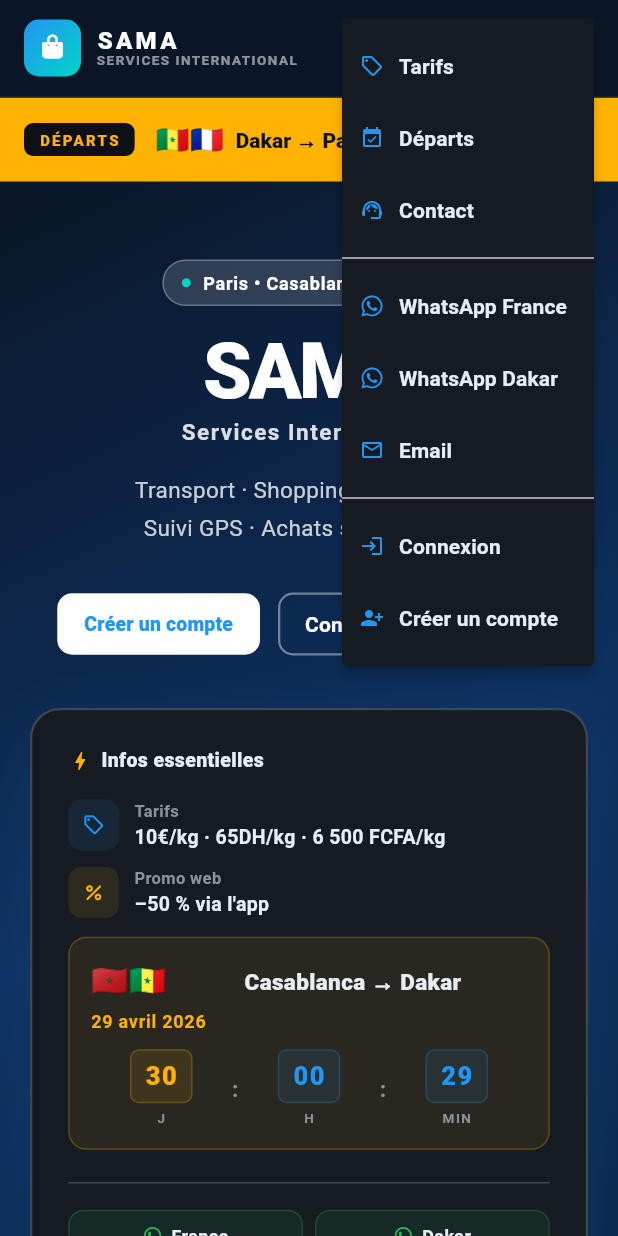
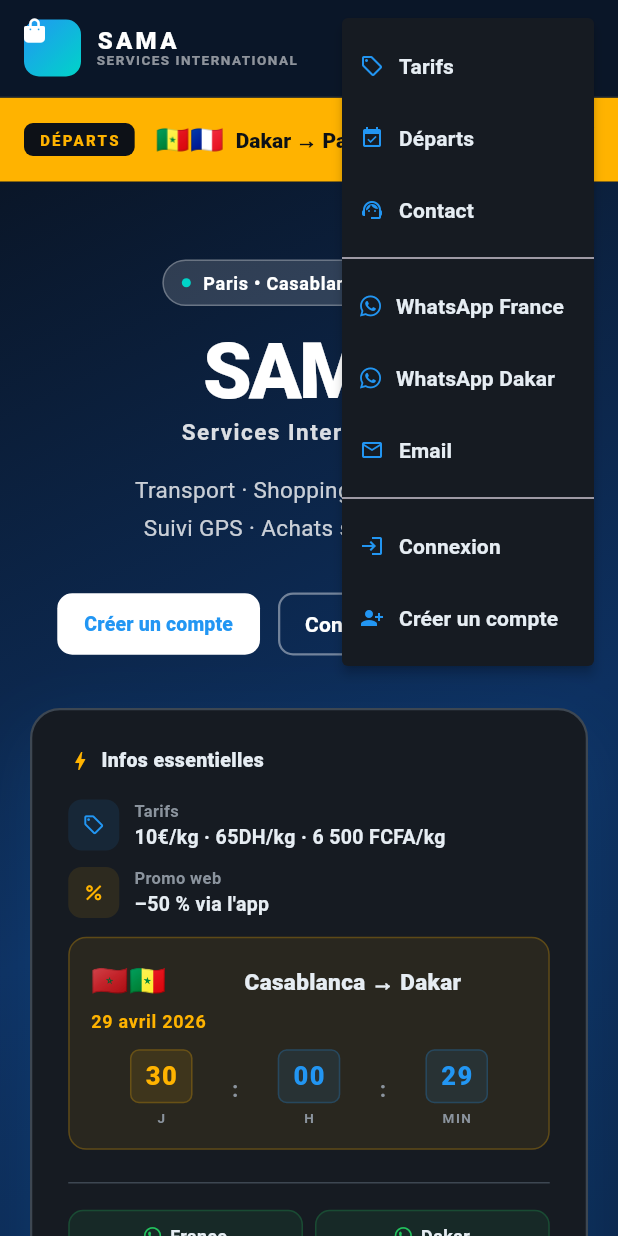
Before and after one commit to ndongofa/nhtl, a Flutter app: the LandingScreenSamaServicesInternational screen opened directly, after a tap on "Réserver →", after a tap on the "nightlight round" icon, after a tap on the "menu" icon, on a phone screen of 412 x 824 dp. Run offline on Flutter 3.47's test engine with Material 3 defaults, Android fonts, the phone set to English and light mode, and no system bars; our stand-ins replace cached_network_image, flutter_svg, fluttertoast, font_awesome_flutter, image_picker, intl_phone_field and 2 more; missing offline and left inert: dart:html; accounts and stored records are empty; network calls fail.

Commit message:
fix: update version...

```diff
--- a/frontend/lib/screens/landing_screen.dart
+++ b/frontend/lib/screens/landing_screen.dart
@@ -32,27 +32,32 @@
   static const String _waDakar = "221783042838";
   static const String _email = "tech@ngom-holding.com";
 
+  // ✅ iconWidget stocké directement — évite le conflit FaIconData/IconData
   static const List<Map<String, dynamic>> _services = [
     {
-      "icon": FontAwesomeIcons.truckFast,
+      "iconWidget":
+          FaIcon(FontAwesomeIcons.truckFast, color: _appBlue, size: 18),
       "title": "Transport GP",
       "desc": "Groupage, fret aérien & maritime",
       "color": _appBlue
     },
     {
-      "icon": FontAwesomeIcons.bagShopping,
+      "iconWidget":
+          FaIcon(FontAwesomeIcons.bagShopping, color: _amber, size: 18),
       "title": "Shopping",
       "desc": "Amazon, Temu, Shein, AliExpress",
       "color": _amber
     },
     {
-      "icon": FontAwesomeIcons.locationDot,
+      "iconWidget":
+          FaIcon(FontAwesomeIcons.locationDot, color: _teal, size: 18),
       "title": "Suivi GPS",
       "desc": "Tracking en temps réel 24/7",
       "color": _teal
     },
     {
-      "icon": FontAwesomeIcons.store,
+      "iconWidget":
+          FaIcon(FontAwesomeIcons.store, color: _blueBright, size: 18),
       "title": "Achats sur mesure",
       "desc": "Marchés & boutiques spécialisés",
       "color": _blueBright
@@ -162,20 +167,35 @@
             const SizedBox(height: 16),
             Divider(color: t.border),
             const SizedBox(height: 12),
-            _modalContact(t, FontAwesomeIcons.whatsapp, _green,
-                "WhatsApp France", "+33 76 891 30 74", () {
+            _modalContact(
+                t,
+                const FaIcon(FontAwesomeIcons.whatsapp,
+                    color: AppThemeProvider.green, size: 17),
+                _green,
+                "WhatsApp France",
+                "+33 76 891 30 74", () {
               Navigator.pop(ctx);
               _wa(_waFrance);
             }),
             const SizedBox(height: 8),
-            _modalContact(t, FontAwesomeIcons.whatsapp, _green,
-                "WhatsApp Dakar", "+221 78 304 28 38", () {
+            _modalContact(
+                t,
+                const FaIcon(FontAwesomeIcons.whatsapp,
+                    color: AppThemeProvider.green, size: 17),
+                _green,
+                "WhatsApp Dakar",
+                "+221 78 304 28 38", () {
               Navigator.pop(ctx);
               _wa(_waDakar);
             }),
             const SizedBox(height: 8),
-            _modalContact(t, Icons.email_outlined, _appBlue, "Email", _email,
-                () {
+            _modalContact(
+                t,
+                const Icon(Icons.email_outlined,
+                    color: AppThemeProvider.appBlue, size: 17),
+                _appBlue,
+                "Email",
+                _email, () {
               Navigator.pop(ctx);
               _openEmail();
             }),
@@ -222,7 +242,8 @@
     );
   }
 
-  Widget _modalContact(AppThemeProvider t, IconData icon, Color color,
+  // ✅ Widget icon — compatible FaIcon et Icon
+  Widget _modalContact(AppThemeProvider t, Widget icon, Color color,
           String label, String subtitle, VoidCallback onTap) =>
       GestureDetector(
         onTap: onTap,
@@ -239,7 +260,7 @@
                 decoration: BoxDecoration(
                     color: color.withValues(alpha: 0.12),
                     borderRadius: BorderRadius.circular(9)),
-                child: Icon(icon, color: color, size: 17)),
+                child: Center(child: icon)),
             const SizedBox(width: 12),
             Expanded(
                 child: Column(
@@ -355,7 +376,7 @@
                 begin: Alignment.topLeft,
                 end: Alignment.bottomRight),
           ),
-          child: const Icon(FontAwesomeIcons.bagShopping,
+          child: const FaIcon(FontAwesomeIcons.bagShopping,
               color: Colors.white, size: 16),
         ),
         const SizedBox(width: 10),
@@ -474,16 +495,36 @@
           }
         },
         itemBuilder: (_) => [
-          _mi(t, 'tarifs', 'Tarifs', Icons.local_offer_outlined),
-          _mi(t, 'departs', 'Départs', Icons.event_available),
-          _mi(t, 'contact', 'Contact', Icons.support_agent),
+          _mi(
+              t,
+              'tarifs',
+              'Tarifs',
+              const Icon(Icons.local_offer_outlined,
+                  color: _appBlue, size: 16)),
+          _mi(t, 'departs', 'Départs',
+              const Icon(Icons.event_available, color: _appBlue, size: 16)),
+          _mi(t, 'contact', 'Contact',
+              const Icon(Icons.support_agent, color: _appBlue, size: 16)),
           const PopupMenuDivider(),
-          _mi(t, 'wa_fr', 'WhatsApp France', FontAwesomeIcons.whatsapp),
-          _mi(t, 'wa_sn', 'WhatsApp Dakar', FontAwesomeIcons.whatsapp),
-          _mi(t, 'email', 'Email', Icons.email_outlined),
+          _mi(
+              t,
+              'wa_fr',
+              'WhatsApp France',
+              const FaIcon(FontAwesomeIcons.whatsapp,
+                  color: _appBlue, size: 16)),
+          _mi(
+              t,
+              'wa_sn',
+              'WhatsApp Dakar',
+              const FaIcon(FontAwesomeIcons.whatsapp,
+                  color: _appBlue, size: 16)),
+          _mi(t, 'email', 'Email',
+              const Icon(Icons.email_outlined, color: _appBlue, size: 16)),
           const PopupMenuDivider(),
-          _mi(t, 'login', 'Connexion', Icons.login),
-          _mi(t, 'signup', 'Créer un compte', Icons.person_add_alt_1),
+          _mi(t, 'login', 'Connexion',
+              const Icon(Icons.login, color: _appBlue, size: 16)),
+          _mi(t, 'signup', 'Créer un compte',
+              const Icon(Icons.person_add_alt_1, color: _appBlue, size: 16)),
         ],
         child: Container(
           padding: const EdgeInsets.all(8),
@@ -495,12 +536,13 @@
         ),
       );
 
+  // ✅ Widget icon — compatible FaIcon et Icon
   PopupMenuItem<String> _mi(
-          AppThemeProvider t, String v, String label, IconData icon) =>
+          AppThemeProvider t, String v, String label, Widget icon) =>
       PopupMenuItem(
         value: v,
         child: Row(children: [
-          Icon(icon, size: 16, color: _appBlue),
+          icon,
           const SizedBox(width: 10),
           Text(label,
               style:
@@ -996,7 +1038,7 @@
             border: Border.all(color: _green.withValues(alpha: 0.22)),
           ),
           child: Row(mainAxisAlignment: MainAxisAlignment.center, children: [
-            Icon(FontAwesomeIcons.whatsapp, color: _green, size: 13),
+            FaIcon(FontAwesomeIcons.whatsapp, color: _green, size: 13),
             const SizedBox(width: 6),
             Text(label,
                 style: TextStyle(
@@ -1071,13 +1113,14 @@
           children: _services
               .map((s) => _serviceCard(
                   t,
-                  s['icon'] as IconData,
+                  s['iconWidget'] as Widget,
                   s['title'] as String,
                   s['desc'] as String,
                   s['color'] as Color))
               .toList()));
 
-  Widget _serviceCard(AppThemeProvider t, IconData icon, String title,
+  // ✅ Widget icon — compatible FaIcon et Icon
+  Widget _serviceCard(AppThemeProvider t, Widget icon, String title,
           String desc, Color color) =>
       AnimatedContainer(
         duration: const Duration(milliseconds: 350),
@@ -1100,7 +1143,7 @@
               decoration: BoxDecoration(
                   color: color.withValues(alpha: 0.11),
                   borderRadius: BorderRadius.circular(12)),
-              child: Icon(icon, color: color, size: 18)),
+              child: Center(child: icon)),
           const SizedBox(height: 12),
           Text(title,
               style: TextStyle(
@@ -1314,15 +1357,34 @@
           runSpacing: 12,
           alignment: WrapAlignment.center,
           children: [
-            _contactBtn(t, FontAwesomeIcons.whatsapp, "WhatsApp France",
-                "+33 76 891 30 74", _green, () => _wa(_waFrance)),
-            _contactBtn(t, FontAwesomeIcons.whatsapp, "WhatsApp Dakar",
-                "+221 78 304 28 38", _green, () => _wa(_waDakar)),
             _contactBtn(
-                t, Icons.email_outlined, "Email", _email, _appBlue, _openEmail),
+                t,
+                const FaIcon(FontAwesomeIcons.whatsapp,
+                    color: AppThemeProvider.green, size: 18),
+                "WhatsApp France",
+                "+33 76 891 30 74",
+                _green,
+                () => _wa(_waFrance)),
+            _contactBtn(
+                t,
+                const FaIcon(FontAwesomeIcons.whatsapp,
+                    color: AppThemeProvider.green, size: 18),
+                "WhatsApp Dakar",
+                "+221 78 304 28 38",
+                _green,
+                () => _wa(_waDakar)),
+            _contactBtn(
+                t,
+                const Icon(Icons.email_outlined,
+                    color: AppThemeProvider.appBlue, size: 18),
+                "Email",
+                _email,
+                _appBlue,
+                _openEmail),
           ]));
 
-  Widget _contactBtn(AppThemeProvider t, IconData icon, String title,
+  // ✅ Widget icon — compatible FaIcon et Icon
+  Widget _contactBtn(AppThemeProvider t, Widget icon, String title,
           String subtitle, Color color, VoidCallback onTap) =>
       GestureDetector(
         onTap: onTap,
@@ -1347,7 +1409,7 @@
                 decoration: BoxDecoration(
                     color: color.withValues(alpha: 0.10),
                     borderRadius: BorderRadius.circular(12)),
-                child: Icon(icon, color: color, size: 18)),
+                child: Center(child: icon)),
             const SizedBox(width: 12),
             Expanded(
                 child: Column(
--- a/frontend/lib/screens/services/sama_achat_screen.dart
+++ b/frontend/lib/screens/services/sama_achat_screen.dart
@@ -134,7 +134,7 @@
                   alignment: WrapAlignment.center,
                   children: [
                     ElevatedButton.icon(
-                      icon: const Icon(FontAwesomeIcons.whatsapp, size: 16),
+                      icon: const FaIcon(FontAwesomeIcons.whatsapp, size: 16),
                       label: const Text("Faire une demande",
                           style: TextStyle(fontWeight: FontWeight.w800)),
                       style: ElevatedButton.styleFrom(
@@ -347,7 +347,7 @@
       );
 
   Widget _waBtn(String label, VoidCallback onTap) => ElevatedButton.icon(
-        icon: const Icon(FontAwesomeIcons.whatsapp, size: 16),
+        icon: const FaIcon(FontAwesomeIcons.whatsapp, size: 16),
         label: Text(label, style: const TextStyle(fontWeight: FontWeight.w800)),
         style: ElevatedButton.styleFrom(
             backgroundColor: AppThemeProvider.green,
--- a/frontend/lib/screens/services/sama_coming_soon_screen.dart
+++ b/frontend/lib/screens/services/sama_coming_soon_screen.dart
@@ -242,7 +242,7 @@
                     alignment: WrapAlignment.center,
                     children: [
                       ElevatedButton.icon(
-                        icon: const Icon(FontAwesomeIcons.whatsapp, size: 16),
+                        icon: const FaIcon(FontAwesomeIcons.whatsapp, size: 16),
                         label: const Text("Je veux être averti — France",
                             style: TextStyle(fontWeight: FontWeight.w800)),
                         style: ElevatedButton.styleFrom(
@@ -256,7 +256,7 @@
                         onPressed: () => _wa(_waFrance, context),
                       ),
                       ElevatedButton.icon(
-                        icon: const Icon(FontAwesomeIcons.whatsapp, size: 16),
+                        icon: const FaIcon(FontAwesomeIcons.whatsapp, size: 16),
                         label: const Text("Je veux être averti — Dakar",
                             style: TextStyle(fontWeight: FontWeight.w800)),
                         style: ElevatedButton.styleFrom(
--- a/frontend/lib/screens/services/sama_commande_screen.dart
+++ b/frontend/lib/screens/services/sama_commande_screen.dart
@@ -134,7 +134,7 @@
                   alignment: WrapAlignment.center,
                   children: [
                     ElevatedButton.icon(
-                      icon: const Icon(FontAwesomeIcons.whatsapp, size: 16),
+                      icon: const FaIcon(FontAwesomeIcons.whatsapp, size: 16),
                       label: const Text("Commander via WhatsApp",
                           style: TextStyle(fontWeight: FontWeight.w800)),
                       style: ElevatedButton.styleFrom(
@@ -352,7 +352,7 @@
             alignment: WrapAlignment.center,
             children: [
               ElevatedButton.icon(
-                icon: const Icon(FontAwesomeIcons.whatsapp, size: 16),
+                icon: const FaIcon(FontAwesomeIcons.whatsapp, size: 16),
                 label: const Text("WhatsApp France",
                     style: TextStyle(fontWeight: FontWeight.w800)),
                 style: ElevatedButton.styleFrom(
@@ -366,7 +366,7 @@
                 onPressed: onWaFrance,
               ),
               ElevatedButton.icon(
-                icon: const Icon(FontAwesomeIcons.whatsapp, size: 16),
+                icon: const FaIcon(FontAwesomeIcons.whatsapp, size: 16),
                 label: const Text("WhatsApp Dakar",
                     style: TextStyle(fontWeight: FontWeight.w800)),
                 style: ElevatedButton.styleFrom(
--- a/frontend/lib/screens/services_hub_screen.dart
+++ b/frontend/lib/screens/services_hub_screen.dart
@@ -287,7 +287,7 @@
                   begin: Alignment.topLeft,
                   end: Alignment.bottomRight),
             ),
-            child: const Icon(FontAwesomeIcons.bagShopping,
+            child: const FaIcon(FontAwesomeIcons.bagShopping,
                 color: Colors.white, size: 16),
           ),
           const SizedBox(width: 10),
@@ -647,18 +647,37 @@
             runSpacing: 12,
             alignment: WrapAlignment.center,
             children: [
-              _contactChip(FontAwesomeIcons.whatsapp, AppThemeProvider.green,
-                  "WhatsApp France", "+33 76 891 30 74", onWaFrance, t),
-              _contactChip(FontAwesomeIcons.whatsapp, AppThemeProvider.green,
-                  "WhatsApp Dakar", "+221 78 304 28 38", onWaDakar, t),
-              _contactChip(Icons.email_outlined, AppThemeProvider.appBlue,
-                  "Email", "tech@ngom-holding.com", onEmail, t),
+              _contactChip(
+                  const FaIcon(FontAwesomeIcons.whatsapp,
+                      color: AppThemeProvider.green, size: 17),
+                  AppThemeProvider.green,
+                  "WhatsApp France",
+                  "+33 76 891 30 74",
+                  onWaFrance,
+                  t),
+              _contactChip(
+                  const FaIcon(FontAwesomeIcons.whatsapp,
+                      color: AppThemeProvider.green, size: 17),
+                  AppThemeProvider.green,
+                  "WhatsApp Dakar",
+                  "+221 78 304 28 38",
+                  onWaDakar,
+                  t),
+              _contactChip(
+                  const Icon(Icons.email_outlined,
+                      color: AppThemeProvider.appBlue, size: 17),
+                  AppThemeProvider.appBlue,
+                  "Email",
+                  "tech@ngom-holding.com",
+                  onEmail,
+                  t),
             ]),
       ]),
     );
   }
 
-  Widget _contactChip(IconData icon, Color color, String label, String sub,
+  // ✅ Widget icon au lieu de IconData — compatible FaIcon et Icon
+  Widget _contactChip(Widget icon, Color color, String label, String sub,
           VoidCallback onTap, AppThemeProvider t) =>
       GestureDetector(
         onTap: onTap,
@@ -676,7 +695,7 @@
                 decoration: BoxDecoration(
                     color: color.withValues(alpha: 0.12),
                     borderRadius: BorderRadius.circular(9)),
-                child: Icon(icon, color: color, size: 17)),
+                child: Center(child: icon)),
             const SizedBox(width: 10),
             Column(crossAxisAlignment: CrossAxisAlignment.start, children: [
               Text(label,
@@ -718,7 +737,7 @@
                     begin: Alignment.topLeft,
                     end: Alignment.bottomRight),
               ),
-              child: const Icon(FontAwesomeIcons.bagShopping,
+              child: const FaIcon(FontAwesomeIcons.bagShopping,
                   color: Colors.white, size: 14)),
           const SizedBox(width: 10),
           const Text("SAMA SERVICES INTERNATIONAL",
```
Also changed, not shown: frontend/lib/screens/home_screen.dart (+35 -14 lines), frontend/lib/screens/notifications/notifications_screen.dart (+8 -8 lines), frontend/pubspec.lock, 10 other files.
